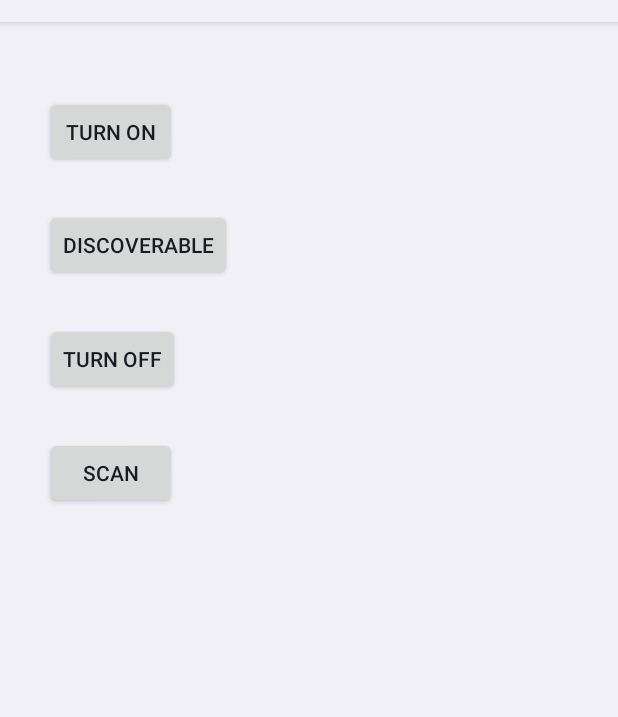
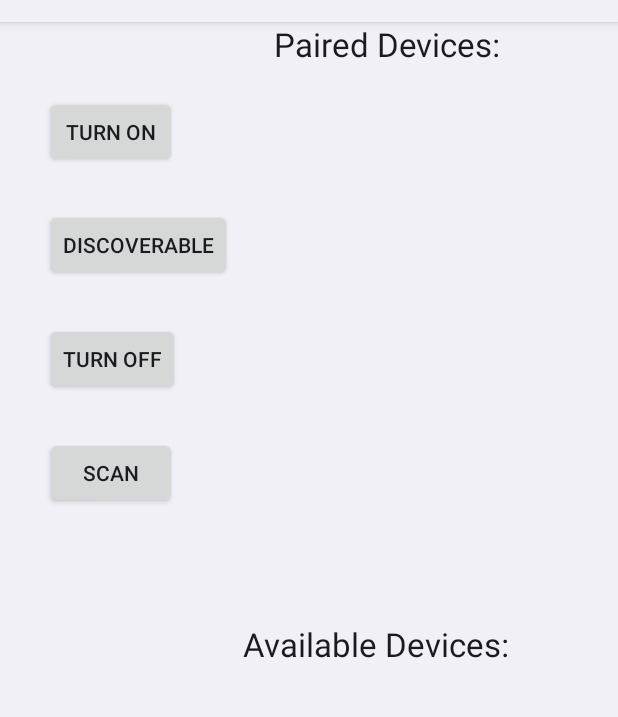
Before and after one commit to DBockrath/TechnologyProjects, an Android app: the screen it shows after launch (PhoneActivity), on a phone screen of 412 x 824 dp, the part 62-779 px from its top. Run offline under Robolectric (Android 15) with nearby library versions, the phone set to English and light mode, and no system bars.

Commit message:
Reconfigured BluetoothComs

```diff
--- a/BluetoothComs/Application/src/main/java/com/DTMSoundMaster/BluetoothComs/PhoneActivity.java
+++ b/BluetoothComs/Application/src/main/java/com/DTMSoundMaster/BluetoothComs/PhoneActivity.java
@@ -1,33 +1,24 @@
 package com.DTMSoundMaster.BluetoothComs;
 
-import android.app.*;
-import android.os.*;
-import android.view.Menu;
-import android.view.View;
-import android.view.ViewGroup;
-import android.view.LayoutInflater;
+import android.app.Activity;
 import android.bluetooth.BluetoothAdapter;
 import android.bluetooth.BluetoothDevice;
-import android.bluetooth.BluetoothClass;
-import android.bluetooth.BluetoothSocket;
-import android.bluetooth.BluetoothServerSocket;
-import android.content.Context;
 import android.content.Intent;
-import android.content.IntentFilter;
-import android.content.BroadcastReceiver;
-import android.util.Log;
+import android.os.Bundle;
+import android.view.View;
+import android.widget.ArrayAdapter;
 import android.widget.Button;
-import android.widget.TextView;
-import android.widget.Toast;
-import java.net.InetAddress;
-import java.net.Socket;
-import java.net.UnknownHostException;
-import java.lang.reflect.*;
+import android.widget.ListView;
+import android. widget.Toast;
+import java.util.ArrayList;
+import java.util.Set;
 
 public class PhoneActivity extends Activity {
 
-	private static final int REQUEST_ENABLE_BT = 0;
-	private static final int REQUEST_DISCOVERABLE_BT = 0;
+	Button b1, b2, b3, b4;
+	private BluetoothAdapter BA;
+	private Set<BluetoothDevice>pairedDevices;
+	ListView lv;
 
 	@Override
 	protected void onCreate(Bundle savedInstanceState) {
@@ -35,138 +26,57 @@ public class PhoneActivity extends Activity {
 		super.onCreate(savedInstanceState);
 		setContentView(R.layout.activity_phone);
 
-		final TextView out = (TextView)findViewById(R.id.lv1);
-		final Button b1 = (Button)findViewById(R.id.b1);
-		final Button b2 = (Button)findViewById(R.id.b2);
-		final Button b3 = (Button)findViewById(R.id.b3);
-		final Button b4 = (Button)findViewById(R.id.b4);
-		final BluetoothAdapter mBluetoothAdapter = BluetoothAdapter.getDefaultAdapter();
+		b1 = (Button) findViewById(R.id.b1);
+		b2 = (Button) findViewById(R.id.b2);
+		b3 = (Button) findViewById(R.id.b3);
+		b4 = (Button) findViewById(R.id.b4);
 
-		if (mBluetoothAdapter == null) {
-
-			out.append("Device Not Supported");
+		BA = BluetoothAdapter.getDefaultAdapter();
+		lv = (ListView)findViewById(R.id.lv1);
 
 	}
 
-		b1.setOnClickListener(new View.OnClickListener() {
+	public void on(View v) {
 
-			public void onClick(View v) {
+		if (!BA.isEnabled()) {
 
-				if (!mBluetoothAdapter.isEnabled()) {
+			Intent turnOn = new Intent(BluetoothAdapter.ACTION_REQUEST_ENABLE);
+			startActivityForResult(turnOn, 0);
+			Toast.makeText(getApplicationContext(), "Turned On", Toast.LENGTH_LONG).show();
 
-					Intent enableBtIntent = new Intent(BluetoothAdapter.ACTION_REQUEST_ENABLE);
-					startActivityForResult(enableBtIntent, REQUEST_ENABLE_BT);
+		} else {
+
+			Toast.makeText(getApplicationContext(), "Already On", Toast.LENGTH_LONG).show();
 
 		}
 
 	}
 
-		});
+	public void off(View v) {
 
-		b2.setOnClickListener(new View.OnClickListener() {
+		BA.disable();
+		Toast.makeText(getApplicationContext(), "Turned Off", Toast.LENGTH_LONG).show();
 
-			@Override
-			public void onClick(View arg0) {
+	}
 
-				if (!mBluetoothAdapter.isDiscovering()) {
+	public void visible(View v) {
 
-					// out.append("Making Your Device Discoverable");
+		Intent getVisible = new Intent(BluetoothAdapter.ACTION_REQUEST_DISCOVERABLE);
+		startActivityForResult(getVisible, 0);
 
-					Toast.makeText(getApplicationContext(), "Making Your Device Discoverable", Toast.LENGTH_LONG);
+	}
 
-					Intent enableBtIntent = new Intent(BluetoothAdapter.ACTION_REQUEST_DISCOVERABLE);
-					startActivityForResult(enableBtIntent, REQUEST_DISCOVERABLE_BT);
+	public void list(View v) {
+
+		pairedDevices = BA.getBondedDevices();
+		ArrayList list = new ArrayList();
+
+		for(BluetoothDevice bt : pairedDevices) list.add(bt.getName());
+		Toast.makeText(getApplicationContext(), "Showing Paired Devices", Toast.LENGTH_SHORT).show();
+
+		final ArrayAdapter adapter = new ArrayAdapter(this,android.R.simple_list_item_1, list);
+		lv.setAdapter(adapter);
 
 	}
 
 }
-
-		});
-
-		b3.setOnClickListener(new View.OnClickListener() {
-
-			@Override
-			public void onClick(View arg0) {
-
-				mBluetoothAdapter.disable();
-
-				// out.append("Turning Off Bluetooth");
-
-				Toast.makeText(getApplicationContext(), "Turning Off Bluetooth", Toast.LENGTH_LONG);
-
-			}
-
-		});
-
-		b4.setOnClickListener(new View.OnClickListener() {
-
-				private void showToast(String message) {
-
-					Toast.makeText(getApplicationContext(), message, Toast.LENGTH_LONG).show();
-
-				}
-
-			@Override
-			public void onClick(View arg0) {
-
-				BluetoothAdapter adapter = BluetoothAdapter.getDefaultAdapter();
-				IntentFilter filter = new IntentFilter();
-
-				filter.addAction(BluetoothDevice.ACTION_FOUND);
-				filter.addAction(BluetoothAdapter.ACTION_DISCOVERY_STARTED);
-				filter.addAction(BluetoothAdapter.ACTION_DISCOVERY_FINISHED);
-
-				registerReceiver(mReceiver, filter);
-				adapter.startDiscovery();
-
-			}
-
-			private final BroadcastReceiver mReceiver = new BroadcastReceiver() {
-
-				public void onReceive(Context context, Intent intent) {
-
-					String action = intent.getAction();
-
-					if (BluetoothAdapter.ACTION_DISCOVERY_STARTED.equals(action)) {
-
-						// Discovery starts, we can now show progress dialogue or perform other tsaks
-
-					} else if (BluetoothAdapter.ACTION_DISCOVERY_FINISHED.equals(action)) {
-
-						// Discovery finishes, dismiss progress dialoogue
-
-					} else if (BluetoothDevice.ACTION_FOUND.equals(action)) {
-
-						// Bluetooth device found
-
-						BluetoothDevice device = (BluetoothDevice) intent.getParcelableExtra(BluetoothDevice.EXTRA_DEVICE);
-						showToast("Found Device " + device.getName());
-
-					}
-
-				}
-
-			};
-
-			public void onDestroy() {
-
-				unregisterReceiver(mReceiver);
-
-			}
-
-		});
-
-	}
-
-	@Override
-	public boolean onCreateOptionsMenu(Menu menu) {
-
-		// Inflate the menu; this adds items to the action bar if it is present.
-
-		getMenuInflater().inflate(R.layout.activity_phone, menu);
-
-		return true;
-
-		}
-
-}
--- a/BluetoothComs/Application/src/main/res/layout/activity_phone.xml
+++ b/BluetoothComs/Application/src/main/res/layout/activity_phone.xml
@@ -49,8 +49,36 @@
 		android:layout_toRightOf="@id/b2"
 		android:layout_marginLeft="28dp"
 		android:id="@+id/lv1"
+		android:layout_alignParentRight="true"
+		android:layout_marginBottom="290dp"
+		android:layout_marginTop="50dp"/>
+
+	<TextView
+		android:layout_height="wrap_content"
+		android:textAppearance="?android:attr/textAppearanceLarge"
+		android:layout_width="wrap_content"
+		android:text="Paired Devices:"
+		android:layout_alignParentTop="true"
+		android:layout_alignLeft="@+id/lv1"
+		android:minHeight="50dp"
+		android:minWidth="200dp"/>
+
+	<TextView
+		android:layout_height="wrap_content"
+		android:textAppearance="?android:attr/textAppearanceLarge"
+		android:layout_width="wrap_content"
+		android:text="Available Devices:"
+		android:minHeight="50dp"
+		android:layout_marginTop="400dp"
+		android:layout_marginLeft="162dp"
+		android:minWidth="200dp"/>
+
+	<ListView
+		android:layout_height="wrap_content"
+		android:layout_width="wrap_content"
 		android:layout_alignParentBottom="true"
-		android:layout_alignParentTop="true"
-		android:layout_alignParentRight="true"/>
+		android:layout_alignParentRight="true"
+		android:layout_marginLeft="162dp"
+		android:layout_marginTop="450dp"/>
 
 </RelativeLayout>
```
Lines whose indentation alone changed are shown as unchanged.
